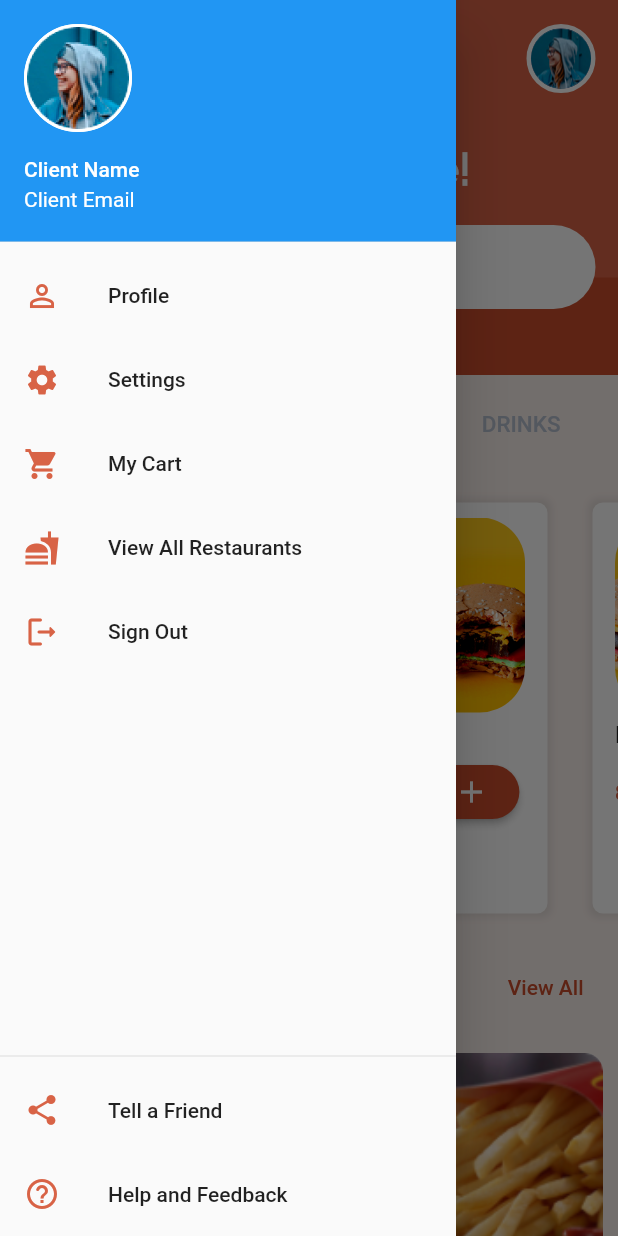
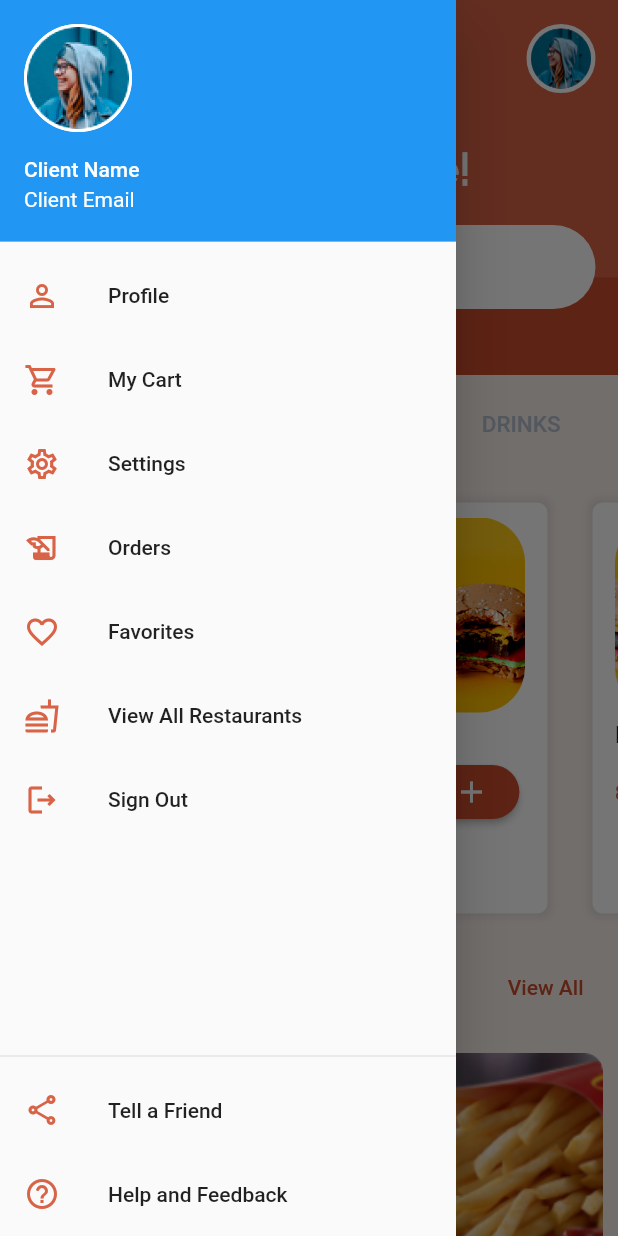
Before and after one commit to Gebeta/Gebeta-Client-app, a Flutter app: the MyHomePage screen opened by its route, with the side drawer open, on a phone screen of 412 x 824 dp. Run offline on Flutter 3.47's test engine with Material 2 defaults, Android fonts, the light colour scheme and no system bars; our stand-ins replace flutter_rating_bar, flutter_svg; Roboto replaces fonts that are missing (Montserrat).

Commit message:
some modification added

```diff
--- a/lib/Screens/home_screen/home_page.dart
+++ b/lib/Screens/home_screen/home_page.dart
@@ -1,7 +1,7 @@
 import 'package:flutter/material.dart';
 import 'package:flutter_svg/flutter_svg.dart';
 import 'package:gebeta_food/Screens/home_screen/list_view.dart';
-import 'package:gebeta_food/Screens/home_screen/popular_food.dart';
+// import 'package:gebeta_food/Screens/home_screen/popular_food.dart';
 import 'package:gebeta_food/Screens/home_screen/restaurants_list.dart';
 import 'package:gebeta_food/constants.dart';
 
@@ -47,35 +47,70 @@ class _MyHomePageState extends State<MyHomePage>
               Column(
                 children: [
                   ListTile(
-                    leading: Icon(Icons.person_outline, color: gsecondaryColor,),
+                    leading: Icon(
+                      Icons.person_outline,
+                      color: gsecondaryColor,
+                    ),
                     title: Text("Profile"),
                     onTap: () {
                       Navigator.pushReplacementNamed(context, '/products');
                     },
                   ),
                   ListTile(
-                    leading: Icon(Icons.settings,color: gsecondaryColor,),
+                    leading: Icon(
+                      Icons.shopping_cart_outlined,
+                      color: gsecondaryColor,
+                    ),
+                    title: Text("My Cart"),
+                    onTap: () {
+                      Navigator.pushReplacementNamed(context, '/products');
+                    },
+                  ),
+                  ListTile(
+                    leading: Icon(
+                      Icons.settings_outlined,
+                      color: gsecondaryColor,
+                    ),
                     title: Text("Settings"),
                     onTap: () {
                       Navigator.pushReplacementNamed(context, '/products');
                     },
                   ),
                   ListTile(
-                    leading: Icon(Icons.shopping_cart,color: gsecondaryColor,),
-                    title: Text("My Cart"),
+                    leading: Icon(
+                      Icons.history_edu_outlined,
+                      color: gsecondaryColor,
+                    ),
+                    title: Text("Orders"),
                     onTap: () {
                       Navigator.pushReplacementNamed(context, '/products');
                     },
                   ),
                   ListTile(
-                    leading: Icon(Icons.fastfood_sharp,color: gsecondaryColor,),
+                    leading: Icon(
+                      Icons.favorite_border,
+                      color: gsecondaryColor,
+                    ),
+                    title: Text("Favorites"),
+                    onTap: () {
+                      Navigator.pushReplacementNamed(context, '/products');
+                    },
+                  ),
+                  ListTile(
+                    leading: Icon(
+                      Icons.fastfood_outlined,
+                      color: gsecondaryColor,
+                    ),
                     title: Text("View All Restaurants"),
                     onTap: () {
                       Navigator.pushReplacementNamed(context, '/products');
                     },
                   ),
                   ListTile(
-                    leading: Icon(Icons.logout_rounded,color: gsecondaryColor,),
+                    leading: Icon(
+                      Icons.logout_outlined,
+                      color: gsecondaryColor,
+                    ),
                     title: Text("Sign Out"),
                     onTap: () {
                       Navigator.pushReplacementNamed(context, '/products');
@@ -91,14 +126,20 @@ class _MyHomePageState extends State<MyHomePage>
               Column(
                 children: [
                   ListTile(
-                    leading: Icon(Icons.share,color: gsecondaryColor,),
+                    leading: Icon(
+                      Icons.share_outlined,
+                      color: gsecondaryColor,
+                    ),
                     title: Text("Tell a Friend"),
                     onTap: () {
                       Navigator.pushReplacementNamed(context, '/products');
                     },
                   ),
                   ListTile(
-                    leading: Icon(Icons.help_outline_rounded,color: gsecondaryColor,),
+                    leading: Icon(
+                      Icons.help_outline_rounded,
+                      color: gsecondaryColor,
+                    ),
                     title: Text("Help and Feedback"),
                     onTap: () {
                       Navigator.pushReplacementNamed(context, '/products');
--- a/lib/Screens/home_screen/list_view.dart
+++ b/lib/Screens/home_screen/list_view.dart
@@ -1,4 +1,5 @@
 import 'package:flutter/material.dart';
+import 'package:gebeta_food/Screens/restaurant/restaurant.dart';
 import 'package:gebeta_food/constants.dart';
 // import 'package:flutter_rating_bar/flutter_rating_bar.dart';
 
@@ -24,7 +25,16 @@ class _PopularFoodListViewState extends State<PopularFoodListView> {
 
   Widget _buildFoodCard(
       String img, String foodName, double price, double rating) {
-    return Container(
+    return InkWell(
+      onTap: (){
+        print("the whole thing clicked");
+        Navigator.push(
+    context,
+    MaterialPageRoute(builder: (context) => RestaurantPage()),
+  );
+      },
+
+      child: Container(
         margin: EdgeInsets.all(15.0),
         decoration: BoxDecoration(
           color: whiteColor,
@@ -98,6 +108,7 @@ class _PopularFoodListViewState extends State<PopularFoodListView> {
 
           ],
         ),
+      ),
     );
   }
 }
```
Lines whose indentation alone changed are shown as unchanged.
